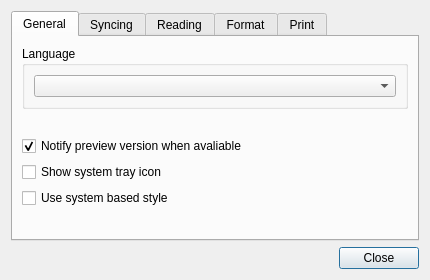
WizTeam/WizQTClient, file src/ui/wizpreferencedialog.ui: the form before one commit.
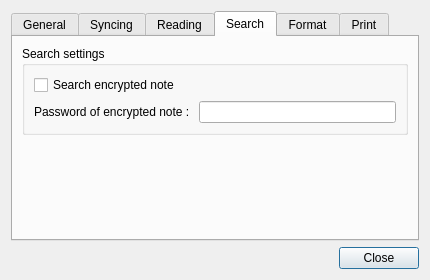
The form after the commit.

Diff of the .ui file:
```diff
--- a/src/ui/wizpreferencedialog.ui
+++ b/src/ui/wizpreferencedialog.ui
@@ -35,7 +35,7 @@
    <item>
     <widget class="QTabWidget" name="tabWidget">
      <property name="currentIndex">
-      <number>0</number>
+      <number>3</number>
      </property>
      <property name="usesScrollButtons">
       <bool>false</bool>
@@ -342,6 +342,60 @@
         </widget>
        </item>
        <item>
+        <spacer name="verticalSpacer_6">
+         <property name="orientation">
+          <enum>Qt::Vertical</enum>
+         </property>
+         <property name="sizeHint" stdset="0">
+          <size>
+           <width>20</width>
+           <height>40</height>
+          </size>
+         </property>
+        </spacer>
+       </item>
+      </layout>
+     </widget>
+     <widget class="QWidget" name="tabSearch">
+      <attribute name="title">
+       <string>Search</string>
+      </attribute>
+      <layout class="QVBoxLayout" name="verticalLayout_11">
+       <item>
+        <widget class="QGroupBox" name="groupBox_3">
+         <property name="title">
+          <string>Search settings</string>
+         </property>
+         <layout class="QVBoxLayout" name="verticalLayout_10">
+          <item>
+           <widget class="QCheckBox" name="checkBoxSearchEncryNote">
+            <property name="text">
+             <string>Search encrypted note</string>
+            </property>
+           </widget>
+          </item>
+          <item>
+           <layout class="QHBoxLayout" name="horizontalLayout_3">
+            <item>
+             <widget class="QLabel" name="label_6">
+              <property name="text">
+               <string>Password of encrypted note : </string>
+              </property>
+             </widget>
+            </item>
+            <item>
+             <widget class="QLineEdit" name="lineEditNotePassword">
+              <property name="echoMode">
+               <enum>QLineEdit::Password</enum>
+              </property>
+             </widget>
+            </item>
+           </layout>
+          </item>
+         </layout>
+        </widget>
+       </item>
+       <item>
         <spacer name="verticalSpacer_4">
          <property name="orientation">
           <enum>Qt::Vertical</enum>
@@ -349,7 +403,7 @@
          <property name="sizeHint" stdset="0">
           <size>
            <width>20</width>
-           <height>40</height>
+           <height>52</height>
           </size>
          </property>
         </spacer>
```
